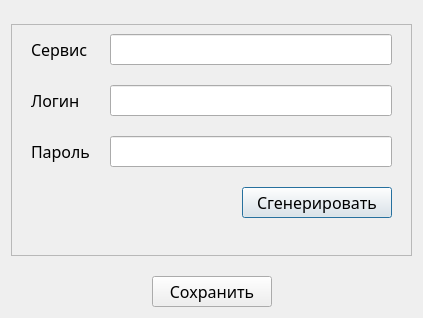
The window that password-manager/ui/pass_dialog.ui (anastasiabrigistt/ciakod-project) describes before a commit, drawn with Qt 5.
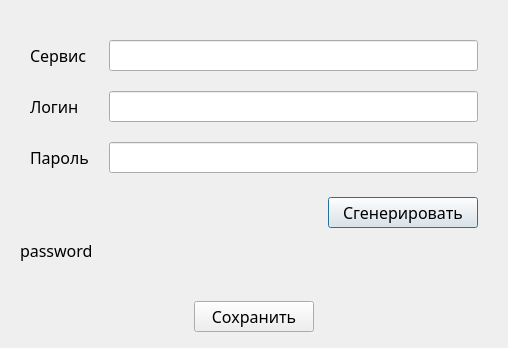
The same window after the commit.

The edit to the form file:
```diff
--- a/password-manager/ui/pass_dialog.ui
+++ b/password-manager/ui/pass_dialog.ui
@@ -6,10 +6,22 @@
    <rect>
     <x>0</x>
     <y>0</y>
-    <width>423</width>
-    <height>318</height>
+    <width>508</width>
+    <height>348</height>
    </rect>
   </property>
+  <property name="minimumSize">
+   <size>
+    <width>0</width>
+    <height>0</height>
+   </size>
+  </property>
+  <property name="maximumSize">
+   <size>
+    <width>16777215</width>
+    <height>16777215</height>
+   </size>
+  </property>
   <property name="font">
    <font>
     <family>Microsoft YaHei UI Light</family>
@@ -36,10 +48,7 @@
    <item>
     <widget class="QFrame" name="frame">
      <property name="frameShape">
-      <enum>QFrame::StyledPanel</enum>
-     </property>
-     <property name="frameShadow">
-      <enum>QFrame::Raised</enum>
+      <enum>QFrame::Shape::NoFrame</enum>
      </property>
      <layout class="QVBoxLayout" name="verticalLayout_2">
       <item>
@@ -95,8 +104,8 @@
             </property>
             <property name="sizeHint" stdset="0">
              <size>
-              <width>40</width>
-              <height>20</height>
+              <width>20</width>
+              <height>40</height>
              </size>
             </property>
            </spacer>
@@ -124,14 +133,14 @@
       <item>
        <widget class="QLabel" name="label_4">
         <property name="text">
-         <string/>
+         <string>password</string>
+        </property>
+        <property name="textFormat">
+         <enum>Qt::TextFormat::AutoText</enum>
         </property>
         <property name="scaledContents">
          <bool>false</bool>
         </property>
-        <property name="alignment">
-         <set>Qt::AlignCenter</set>
-        </property>
        </widget>
       </item>
      </layout>
@@ -159,8 +168,8 @@
        </property>
        <property name="sizeHint" stdset="0">
         <size>
-         <width>40</width>
-         <height>20</height>
+         <width>20</width>
+         <height>40</height>
         </size>
        </property>
       </spacer>
@@ -185,8 +194,8 @@
        </property>
        <property name="sizeHint" stdset="0">
         <size>
-         <width>40</width>
-         <height>20</height>
+         <width>20</width>
+         <height>40</height>
         </size>
        </property>
       </spacer>
```
Left out of the diff: 10 changed lines with no effect on the pictures.
